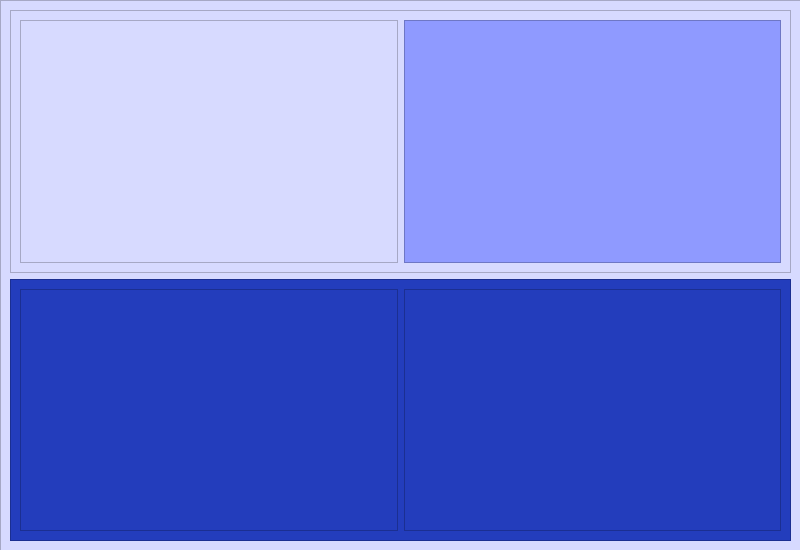
Above: pageonetvserie.ui from Sovhan/8INF957_ProjetSAVR before the change. Below: the same form after it.
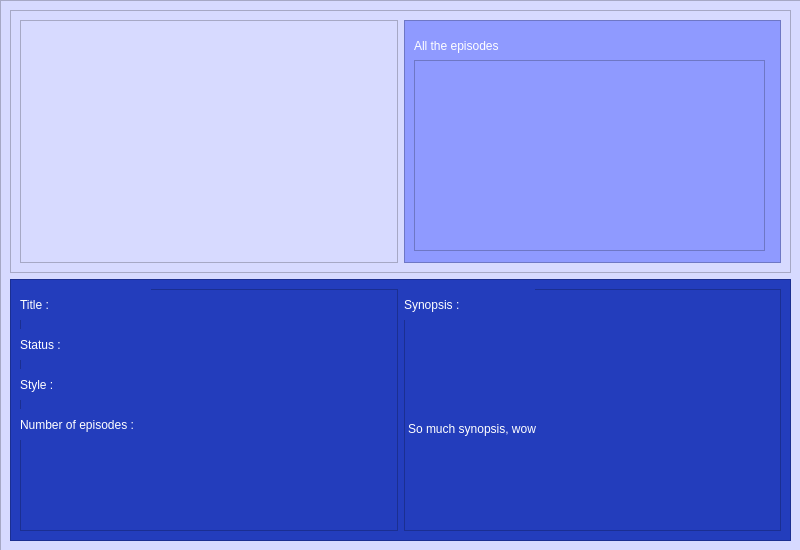
That is the form after the change.

Commit message: Function added to open the page for one serie on the upper left button on tv series page

```diff
--- a/pageonetvserie.ui
+++ b/pageonetvserie.ui
@@ -35,7 +35,8 @@
     </rect>
    </property>
    <property name="styleSheet">
-    <string notr="true">background-color : #d7daff;</string>
+    <string notr="true">background-color : #d7daff; font: 14pt &quot;Calibri&quot;;
+color: white;</string>
    </property>
    <property name="frameShape">
     <enum>QFrame::StyledPanel</enum>
@@ -74,6 +75,32 @@
          <property name="frameShadow">
           <enum>QFrame::Raised</enum>
          </property>
+         <widget class="QLabel" name="labelAllTheEpisodes">
+          <property name="geometry">
+           <rect>
+            <x>10</x>
+            <y>10</y>
+            <width>151</width>
+            <height>31</height>
+           </rect>
+          </property>
+          <property name="styleSheet">
+           <string notr="true"/>
+          </property>
+          <property name="text">
+           <string>All the episodes</string>
+          </property>
+         </widget>
+         <widget class="QListWidget" name="listEpisodesWidget">
+          <property name="geometry">
+           <rect>
+            <x>10</x>
+            <y>40</y>
+            <width>351</width>
+            <height>191</height>
+           </rect>
+          </property>
+         </widget>
         </widget>
        </item>
       </layout>
@@ -99,6 +126,58 @@
          <property name="frameShadow">
           <enum>QFrame::Raised</enum>
          </property>
+         <widget class="QLabel" name="labelTitle">
+          <property name="geometry">
+           <rect>
+            <x>0</x>
+            <y>0</y>
+            <width>131</width>
+            <height>31</height>
+           </rect>
+          </property>
+          <property name="text">
+           <string>Title :</string>
+          </property>
+         </widget>
+         <widget class="QLabel" name="labelStatus">
+          <property name="geometry">
+           <rect>
+            <x>0</x>
+            <y>40</y>
+            <width>131</width>
+            <height>31</height>
+           </rect>
+          </property>
+          <property name="text">
+           <string>Status :</string>
+          </property>
+         </widget>
+         <widget class="QLabel" name="labelStyle">
+          <property name="geometry">
+           <rect>
+            <x>0</x>
+            <y>80</y>
+            <width>131</width>
+            <height>31</height>
+           </rect>
+          </property>
+          <property name="text">
+           <string>Style :</string>
+          </property>
+         </widget>
+         <widget class="QLabel" name="labelNumberOfEpisodes">
+          <property name="geometry">
+           <rect>
+            <x>0</x>
+            <y>120</y>
+            <width>201</width>
+            <height>31</height>
+           </rect>
+          </property>
+          <property name="text">
+           <string>Number of episodes :</string>
+          </property>
+         </widget>
         </widget>
        </item>
        <item>
@@ -109,6 +188,32 @@
          <property name="frameShadow">
           <enum>QFrame::Raised</enum>
          </property>
+         <widget class="QLabel" name="labelSynopsis">
+          <property name="geometry">
+           <rect>
+            <x>0</x>
+            <y>0</y>
+            <width>131</width>
+            <height>31</height>
+           </rect>
+          </property>
+          <property name="text">
+           <string>Synopsis :</string>
+          </property>
+         </widget>
+         <widget class="QLabel" name="textSynopsis">
+          <property name="geometry">
+           <rect>
+            <x>4</x>
+            <y>39</y>
+            <width>361</width>
+            <height>201</height>
+           </rect>
+          </property>
+          <property name="text">
+           <string>So much synopsis, wow</string>
+          </property>
+         </widget>
         </widget>
        </item>
       </layout>
```
The commit also changes 2 other files.
